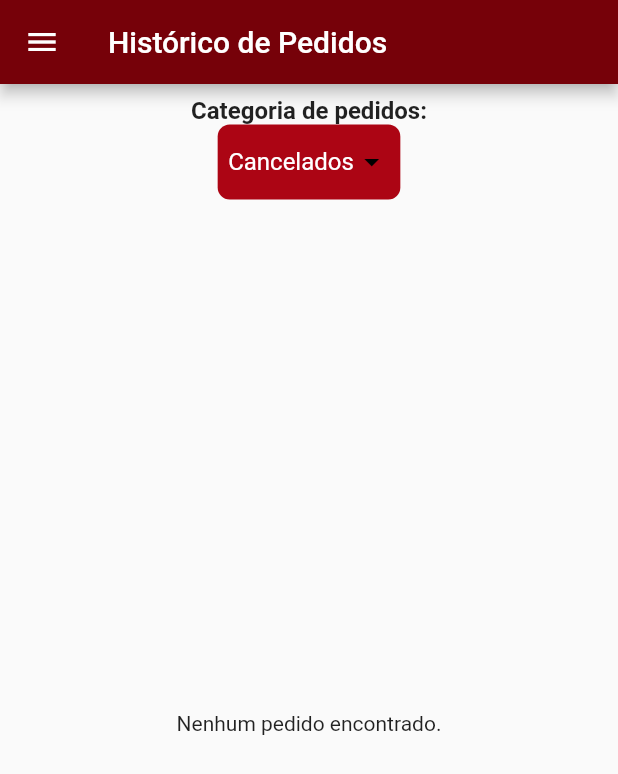
After one commit to juliaelizaps/Food-Truck-manager, a Flutter app: the HistoryPage screen opened by its route, on a phone screen of 412 x 824 dp. The commit adds this screen. Shown: the top 774 px of the screen. Run offline on Flutter 3.47's test engine with Material 2 defaults, Android fonts, the phone set to English and light mode, and no system bars; our stand-ins replace animate_do, cloud_firestore, firebase_auth, firebase_core, fl_chart, font_awesome_flutter and 1 more; accounts and stored records are empty.

Commit message:
feat: separa funcionalizades de lista de pedidos e histórico de pedidos

```diff
--- /dev/null
+++ b/lib/src/modules/history/pages/order_history_page.dart
@@ -0,0 +1,137 @@
+import 'package:flutter/material.dart';
+import 'package:gf/src/modules/history/services/history_service.dart';
+import 'package:gf/src/modules/order/model/order_model.dart' as model;
+import 'package:gf/src/shared/colors/colors.dart';
+import 'package:gf/src/shared/components/sideBar.dart';
+import 'package:intl/intl.dart' show DateFormat;
+
+class HistoryPage extends StatefulWidget {
+  const HistoryPage({Key? key}) : super(key: key);
+
+  @override
+  _HistoryPageState createState() => _HistoryPageState();
+}
+
+class _HistoryPageState extends State<HistoryPage> {
+  late Future<List<model.Order>> _futureOrders;
+  String _selectedCategory = 'Cancelados';
+
+  @override
+  void initState() {
+    super.initState();
+    _futureOrders = HistoryService.getCancelledOrders();
+  }
+
+  void _onCategoryChanged(String? value) {
+    setState(() {
+      _selectedCategory = value!;
+      if (_selectedCategory == 'Cancelados') {
+        _futureOrders = HistoryService.getCancelledOrders();
+      } else {
+        _futureOrders = Future.value([]); // Placeholder para "Finalizados"
+      }
+    });
+  }
+
+  String formatDateTime(DateTime dateTime) {
+    return DateFormat('dd/MM/yyyy HH:mm').format(dateTime);
+  }
+
+  @override
+  Widget build(BuildContext context) {
+    return Scaffold(
+      appBar: AppBar(
+        title: const Text('Histórico de Pedidos'),
+      ),
+      drawer: const SideBar(),
+      body: Column(
+        children: [
+          Padding(
+            padding: const EdgeInsets.all(8.0),
+            child: Column(
+              children: [
+                const Text(
+                  'Categoria de pedidos:',
+                  style: TextStyle(fontSize: 16, fontWeight: FontWeight.bold),
+                ),
+                Container(
+                  decoration: BoxDecoration(
+                    color: AppColors.buttonColor, // Cor do fundo do botão
+                    borderRadius: BorderRadius.circular(8),
+                  ),
+                  padding: const EdgeInsets.symmetric(horizontal: 7, vertical: 1),
+                  child: DropdownButtonHideUnderline(
+                    child: DropdownButton<String>(
+                      dropdownColor: Colors.red, // Cor de fundo do dropdown
+                      iconEnabledColor: Colors.black, // Cor do ícone do dropdown
+                      value: _selectedCategory,
+                      onChanged: _onCategoryChanged,
+                      items: <String>['Cancelados', 'Finalizados']
+                          .map<DropdownMenuItem<String>>((String value) {
+                        return DropdownMenuItem<String>(
+                          value: value,
+                          child: Text(
+                            value,
+                            style: const TextStyle(color: Colors.white), // Cor dos itens do dropdown
+                          ),
+                        );
+                      }).toList(),
+                    ),
+                  ),
+                ),
+              ],
+            ),
+          ),
+          Expanded(
+            child: FutureBuilder<List<model.Order>>(
+              future: _futureOrders,
+              builder: (context, snapshot) {
+                if (snapshot.connectionState == ConnectionState.waiting) {
+                  return const Center(child: CircularProgressIndicator());
+                }
+                if (snapshot.hasError) {
+                  return const Center(child: Text('Erro ao carregar pedidos.'));
+                }
+                if (!snapshot.hasData || snapshot.data!.isEmpty) {
+                  return const Center(child: Text('Nenhum pedido encontrado.'));
+                }
+                return ListView.builder(
+                  itemCount: snapshot.data!.length,
+                  itemBuilder: (context, index) {
+                    var order = snapshot.data![index];
+                    return ExpansionTile(
+                      title: Text('Total do Pedido: R\$${order.total.toStringAsFixed(2)} => ${formatDateTime(order.createdAt)}'),
+                      children: [
+                        ...order.products.map((product) {
+                          var additions = product.additions.map((add) => add['name']).join(', ');
+                          return ListTile(
+                            title: Text(product.name),
+                            subtitle: Column(
+                              crossAxisAlignment: CrossAxisAlignment.start,
+                              children: [
+                                if (product.comment.isNotEmpty) Text("Observação: ${product.comment}"),
+                                if (product.additions.isNotEmpty) Text("Adicionais: $additions"),
+                                Text("Preço: R\$${product.price.toStringAsFixed(2)}"),
+                              ],
+                            ),
+                          );
+                        }).toList(),
+                        Padding(
+                          padding: const EdgeInsets.all(8.0),
+                          child: Text(
+                            'Total do Pedido: R\$${order.total.toStringAsFixed(2)}',
+                            style: const TextStyle(fontSize: 16, fontWeight: FontWeight.bold),
+                          ),
+                        ),
+                      ],
+                    );
+                  },
+                );
+              },
+            ),
+          ),
+        ],
+      ),
+    );
+  }
+}
--- a/lib/src/modules/history/services/history_service.dart
+++ b/lib/src/modules/history/services/history_service.dart
@@ -1,22 +1,15 @@
-// import 'package:cloud_firestore/cloud_firestore.dart';
-//
-//
-// class FirebaseService {
-//   static final FirebaseFirestore _firestore = FirebaseFirestore.instance;
-//
-//   static Future<List> getOrders() async {
-//     var ordersSnapshot = await _firestore.collection('Pedidos').get();
-//     return ordersSnapshot.docs.map((doc) => Order.fromMap(doc.data())).toList();
-//   }
-//
-//   static Future<void> cancelOrder(String orderId) async {
-//     var orderDoc = await _firestore.collection('Pedidos').doc(orderId).get();
-//     if (orderDoc.exists) {
-//       var orderData = orderDoc.data();
-//       if (orderData != null) {
-//         await _firestore.collection('PedidosCancelados').doc(orderId).set(orderData);
-//         await _firestore.collection('Pedidos').doc(orderId).delete();
-//       }
-//     }
-//   }
-// }
+import 'package:cloud_firestore/cloud_firestore.dart';
+import 'package:gf/src/modules/order/model/order_model.dart' as model;
+
+class HistoryService {
+  static final FirebaseFirestore _firestore = FirebaseFirestore.instance;
+
+  static Future<List<model.Order>> getCancelledOrders() async {
+    var ordersSnapshot = await _firestore
+        .collection('Pedidos Cancelados')
+        .orderBy('createdAt', descending: true)
+        .get();
+    return ordersSnapshot.docs.map((doc) => model.Order.fromMap(doc.data())).toList();
+  }
+
+}
--- a/lib/src/modules/order/model/order_model.dart
+++ b/lib/src/modules/order/model/order_model.dart
@@ -39,23 +39,31 @@ class OrderProduct {
   final String id;
   final String name;
   final double price;
+  final String comment;
+  final List<Map<String, dynamic>> additions;
 
   OrderProduct({
     required this.id,
     required this.name,
     required this.price,
+    required this.comment,
+    required this.additions,
   });
 
   OrderProduct.fromMap(Map<String, dynamic> map)
       : id = map["id"],
         name = map["name"],
-        price = map["price"];
+        price = map["price"],
+        comment = map["comment"]?? '',
+        additions = List<Map<String, dynamic>>.from(map["additions"] ?? []);
 
   Map<String, dynamic> toMap() {
     return {
       "id": id,
       "name": name,
       "price": price,
+      "comment": comment,
+      "additions": additions,
     };
   }
 }
--- a/lib/src/modules/order/page/order_page.dart
+++ b/lib/src/modules/order/page/order_page.dart
@@ -64,7 +64,7 @@ class _OrderPageState extends State<OrderPage> {
   Widget build(BuildContext context) {
     return Scaffold(
       appBar: AppBar(
-        title: const Text('Pedidos'),
+        title: const Text('Novo Pedido'),
       ),
       drawer: const SideBar(),
       body: Column(
--- a/lib/src/routes/app_routes.dart
+++ b/lib/src/routes/app_routes.dart
@@ -1,9 +1,10 @@
 class AppRouter {
   static const String login = '/login';
-  static const String home = '/Account';
+  static const String home = '/account';
   static const String dashboard= '/dashboard';
   static const String product= '/Product';
   static const String orders= '/orders';
+  static const String list= '/list';
   static const String history= '/history';
   static const String inventory= '/inventory';
 }
--- a/lib/src/shared/components/sideBar.dart
+++ b/lib/src/shared/components/sideBar.dart
@@ -71,6 +71,13 @@ class SideBar extends StatelessWidget {
               },
             ),
             ListTile(
+              leading: const Icon(Icons.inventory, color: AppColors.sideBarIcons),
+              title: const Text('Estoque'),
+              onTap: () {
+                Navigator.of(context).pushReplacementNamed(AppRouter.inventory);
+              },
+            ),
+            ListTile(
               leading: const Icon(Icons.shopping_bag, color: AppColors.sideBarIcons),
               title: const Text('Produtos'),
               onTap: () {
@@ -79,23 +86,23 @@ class SideBar extends StatelessWidget {
             ),
             ListTile(
               leading: const Icon(Icons.receipt, color: AppColors.sideBarIcons),
-              title: const Text('Pedidos'),
+              title: const Text('Novo Pedido'),
               onTap: () {
                 Navigator.of(context).pushReplacementNamed(AppRouter.orders);
               },
             ),
             ListTile(
-              leading: const Icon(Icons.history, color: AppColors.sideBarIcons),
-              title: const Text('Histórico de Pedidos'),
+              leading: const Icon(Icons.list, color: AppColors.sideBarIcons),
+              title: const Text('Lista de Pedidos'),
               onTap: () {
-                Navigator.of(context).pushReplacementNamed(AppRouter.history);
+                Navigator.of(context).pushReplacementNamed(AppRouter.list);
               },
             ),
             ListTile(
-              leading: const Icon(Icons.inventory, color: AppColors.sideBarIcons),
-              title: const Text('Estoque'),
+              leading: const Icon(Icons.history, color: AppColors.sideBarIcons),
+              title: const Text('Histórico'),
               onTap: () {
-                Navigator.of(context).pushReplacementNamed(AppRouter.inventory);
+                Navigator.of(context).pushReplacementNamed(AppRouter.history);
               },
             ),
             ListTile(
```
Also changed, not shown: lib/main.dart (+5 -2 lines), lib/src/modules/history/page/history_page.dart (deleted, +0 -84 lines), lib/src/modules/list/components/cancel_orders_dialog.dart (added, +32 -0 lines), lib/src/modules/list/page/list_page.dart (added, +98 -0 lines), lib/src/modules/list/services/list_service.dart (added, +33 -0 lines), lib/src/modules/order/services/order_service.dart (+6 -2 lines), lib/src/modules/account/componets/confirm_delete_dialog.dart (renamed from lib/src/modules/Account/componets/confirm_delete_dialog.dart), lib/src/modules/account/page/account_page.dart (renamed from lib/src/modules/Account/page/account_page.dart), 1 other file.
